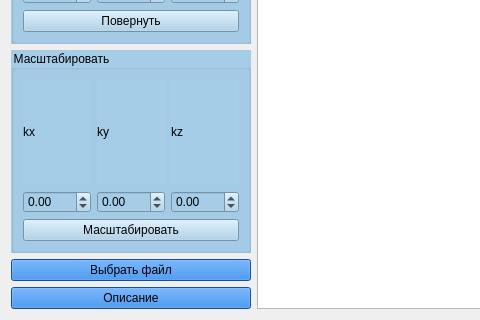
Old version of the form lab_01/Frame3DViewer/forms/mainwidget.ui in the repository arist0crab/bmstu-oop-4sem; both pictures show x 0 to 480 and y 380 to 700 of the 1000 by 700 pixel window.
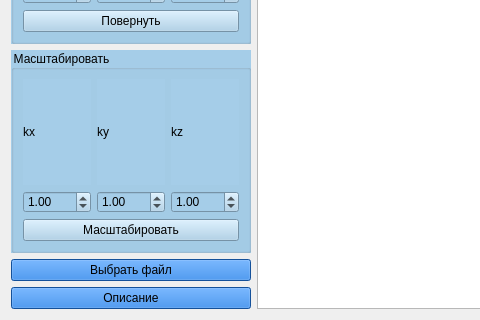
New version of the form.

```diff
--- a/lab_01/Frame3DViewer/forms/mainwidget.ui
+++ b/lab_01/Frame3DViewer/forms/mainwidget.ui
@@ -245,6 +245,9 @@
             <property name="maximum">
              <double>100.000000000000000</double>
             </property>
+            <property name="value">
+             <double>1.000000000000000</double>
+            </property>
            </widget>
           </item>
           <item row="1" column="1">
@@ -255,6 +258,9 @@
             <property name="maximum">
              <double>100.000000000000000</double>
             </property>
+            <property name="value">
+             <double>1.000000000000000</double>
+            </property>
            </widget>
           </item>
           <item row="1" column="0">
@@ -265,6 +271,9 @@
             <property name="maximum">
              <double>100.000000000000000</double>
             </property>
+            <property name="value">
+             <double>1.000000000000000</double>
+            </property>
            </widget>
           </item>
          </layout>
```
